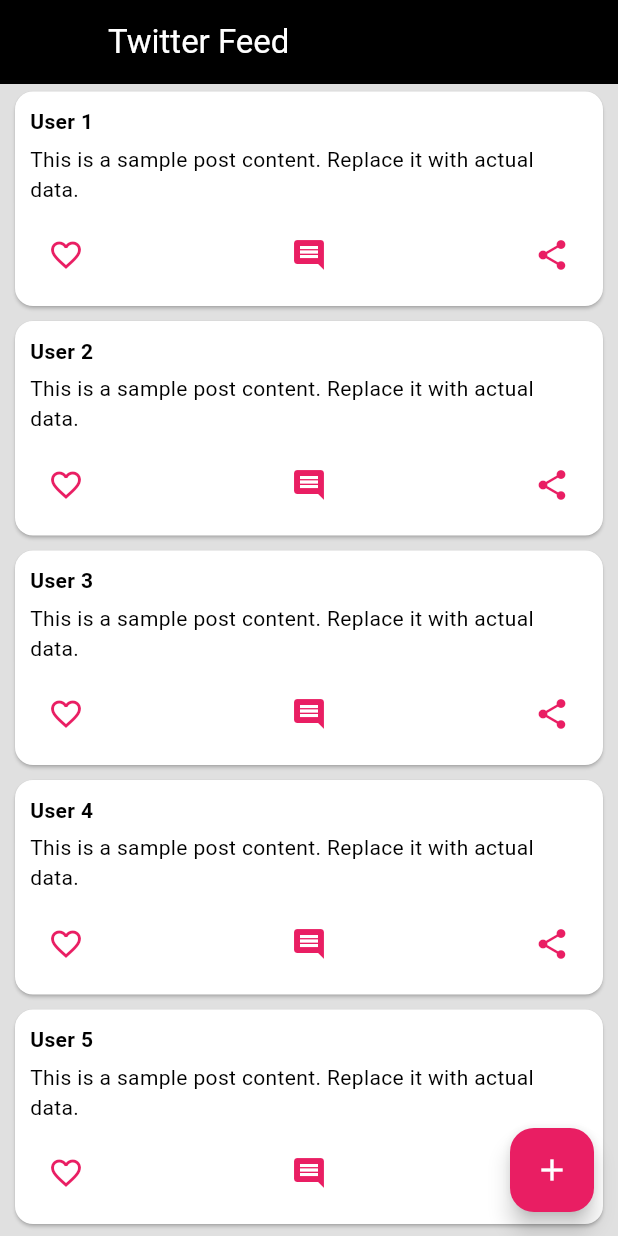
After one commit to RYzeOnGit/MurMur, a Flutter app: the FeedPage screen opened directly, on a phone screen of 412 x 824 dp. The commit adds this screen. Run offline on Flutter 3.47's test engine with Material 3 defaults, Android fonts, the phone set to English and light mode, and no system bars.

Commit message:
adding feed page, editing login

```diff
--- a/frontend/lib/pages/LoginPage.dart
+++ b/frontend/lib/pages/LoginPage.dart
@@ -1,6 +1,7 @@
 import 'package:flutter/material.dart';
 import "SignUpPage.dart";
 import 'ForgotPassword.dart';
+import 'feed.dart'; // Import the FeedPage
 
 class LoginPage extends StatelessWidget {
   final TextEditingController usernameController = TextEditingController();
@@ -46,7 +47,6 @@ class LoginPage extends StatelessWidget {
                 ),
               ),
             ),
-
             const SizedBox(height: 10),
             SizedBox(
               width: 500, // Adjust the width as needed
@@ -59,14 +59,12 @@ class LoginPage extends StatelessWidget {
                 ),
               ),
             ),
-
             const SizedBox(height: 10),
             TextButton(
               onPressed: () {
                 Navigator.push(
                   context,
-                  MaterialPageRoute(builder: (context) => ForgotPassword()
-                ),
+                  MaterialPageRoute(builder: (context) => ForgotPassword()),
                 );
               },
               child: const Text(
@@ -79,8 +77,22 @@ class LoginPage extends StatelessWidget {
               width: 200, // Adjust the width as needed
               child: ElevatedButton(
                 onPressed: () {
-                  print("Username: ${usernameController.text}");
-                  print("Password: ${passwordController.text}");
+                  // Add your login validation logic here
+                  if (usernameController.text.isNotEmpty &&
+                      passwordController.text.isNotEmpty) {
+                    // Navigate to FeedPage
+                    Navigator.push(
+                      context,
+                      MaterialPageRoute(builder: (context) => FeedPage()),
+                    );
+                  } else {
+                    // Show an error or a dialog if needed
+                    ScaffoldMessenger.of(context).showSnackBar(
+                      const SnackBar(
+                        content: Text("Please enter username and password"),
+                      ),
+                    );
+                  }
                 },
                 child: const Text(
                   'Login',
--- /dev/null
+++ b/frontend/lib/pages/feed.dart
@@ -0,0 +1,72 @@
+import 'package:flutter/material.dart';
+
+class FeedPage extends StatelessWidget {
+  @override
+  Widget build(BuildContext context) {
+    return Scaffold(
+      appBar: AppBar(
+        title: const Text(
+          "Twitter Feed",
+          style: TextStyle(
+            color: Colors.white,
+          ),
+        ),
+        backgroundColor: Colors.black,
+      ),
+      body: ListView.builder(
+        itemCount: 10, // Replace with the number of posts
+        itemBuilder: (context, index) {
+          return Card(
+            color: Colors.white,
+            margin: const EdgeInsets.symmetric(vertical: 5, horizontal: 10),
+            child: Padding(
+              padding: const EdgeInsets.all(10),
+              child: Column(
+                crossAxisAlignment: CrossAxisAlignment.start,
+                children: [
+                  Text(
+                    "User ${index + 1}",
+                    style: const TextStyle(
+                      fontWeight: FontWeight.bold,
+                      color: Colors.black,
+                    ),
+                  ),
+                  const SizedBox(height: 5),
+                  const Text(
+                    "This is a sample post content. Replace it with actual data.",
+                    style: TextStyle(color: Colors.black),
+                  ),
+                  const SizedBox(height: 10),
+                  Row(
+                    mainAxisAlignment: MainAxisAlignment.spaceBetween,
+                    children: [
+                      IconButton(
+                        icon: Icon(Icons.favorite_border, color: Colors.pink),
+                        onPressed: () {},
+                      ),
+                      IconButton(
+                        icon: Icon(Icons.comment, color: Colors.pink),
+                        onPressed: () {},
+                      ),
+                      IconButton(
+                        icon: Icon(Icons.share, color: Colors.pink),
+                        onPressed: () {},
+                      ),
+                    ],
+                  ),
+                ],
+              ),
+            ),
+          );
+        },
+      ),
+      floatingActionButton: FloatingActionButton(
+        backgroundColor: Colors.pink,
+        child: const Icon(Icons.add, color: Colors.white),
+        onPressed: () {
+          // Navigate to post creation page
+        },
+      ),
+    );
+  }
+}
```
